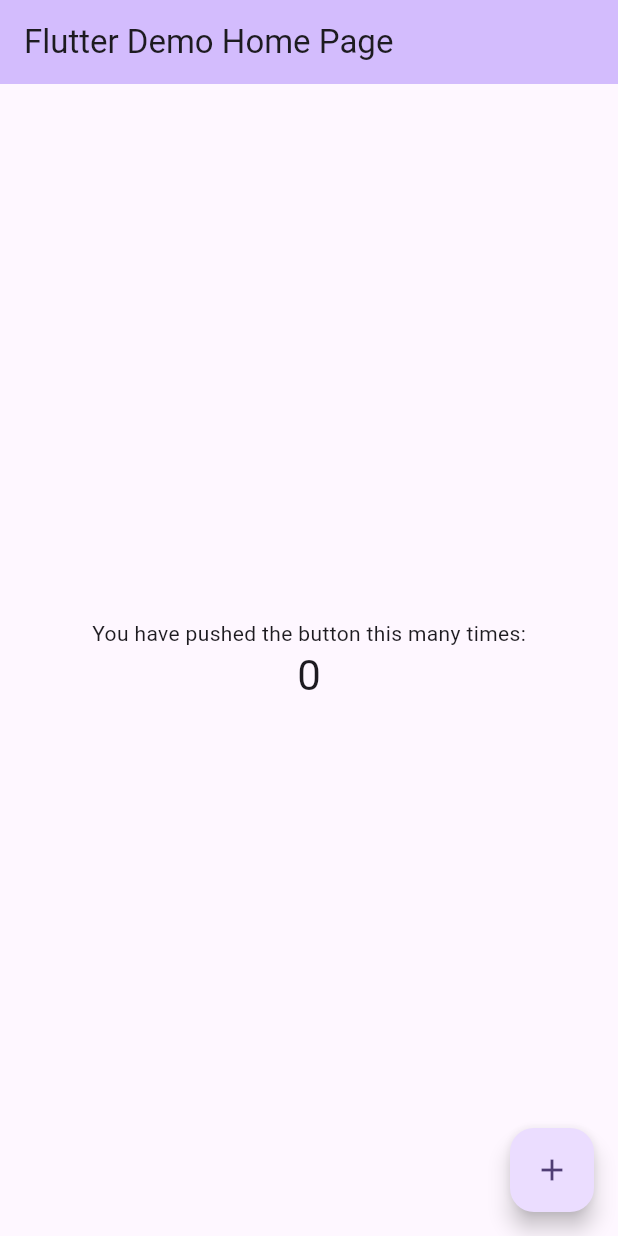
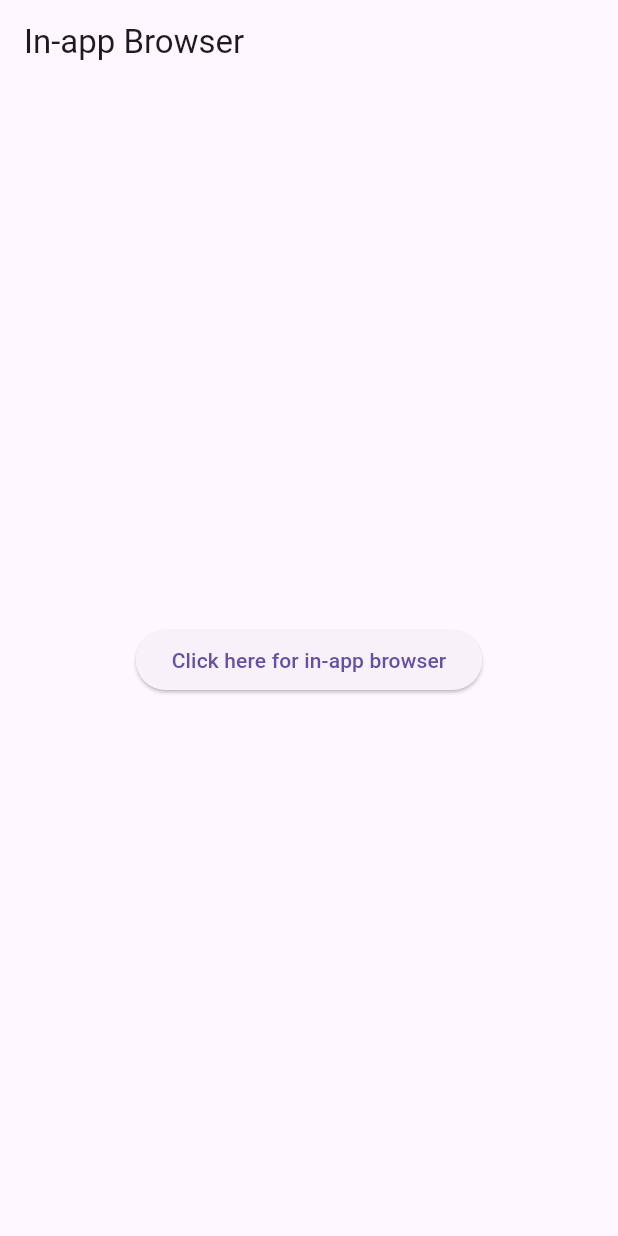
Before and after one commit to KethavarapuSruthi/FlutterPracticeApp, a Flutter app: the screen it shows after launch, on a phone screen of 412 x 824 dp. Run offline on Flutter 3.47's test engine with Material 3 defaults, Android fonts, the phone set to English and light mode, and no system bars.

Commit message:
added browser view code

```diff
--- a/lib/main.dart
+++ b/lib/main.dart
@@ -1,4 +1,5 @@
-import 'package:material_ui/material_ui.dart';
+import 'package:flutter/material.dart';
+import 'package:url_launcher/url_launcher.dart';
 
 void main() {
   runApp(const MyApp());
@@ -7,115 +8,38 @@ void main() {
 class MyApp extends StatelessWidget {
   const MyApp({super.key});
 
-  // This widget is the root of your application.
   @override
   Widget build(BuildContext context) {
-    return MaterialApp(
-      title: 'Flutter Demo',
-      theme: ThemeData(
-        // This is the theme of your application.
-        //
-        // TRY THIS: Try running your application with "flutter run". You'll see
-        // the application has a purple toolbar. Then, without quitting the app,
-        // try changing the seedColor in the colorScheme below to Colors.green
-        // and then invoke "hot reload" (save your changes or press the "hot
-        // reload" button in a Flutter-supported IDE, or press "r" if you used
-        // the command line to start the app).
-        //
-        // Notice that the counter didn't reset back to zero; the application
-        // state is not lost during the reload. To reset the state, use hot
-        // restart instead.
-        //
-        // This works for code too, not just values: Most code changes can be
-        // tested with just a hot reload.
-        colorScheme: .fromSeed(seedColor: Colors.deepPurple),
-      ),
-      home: const MyHomePage(title: 'Flutter Demo Home Page'),
-    );
+    return MaterialApp(home: Homepage());
   }
 }
 
-class MyHomePage extends StatefulWidget {
-  const MyHomePage({super.key, required this.title});
-
-  // This widget is the home page of your application. It is stateful, meaning
-  // that it has a State object (defined below) that contains fields that affect
-  // how it looks.
-
-  // This class is the configuration for the state. It holds the values (in this
-  // case the title) provided by the parent (in this case the App widget) and
-  // used by the build method of the State. Fields in a Widget subclass are
-  // always marked "final".
-
-  final String title;
+class Homepage extends StatefulWidget {
+  const Homepage({super.key});
 
   @override
-  State<MyHomePage> createState() => _MyHomePageState();
+  State<Homepage> createState() => _HomepageState();
 }
 
-class _MyHomePageState extends State<MyHomePage> {
-  int _counter = 0;
+class _HomepageState extends State<Homepage> {
+  Future<void> _openBroswerView() async {
+    final uri = Uri.parse('https://flutter.dev');
+    final opened = await launchUrl(uri, mode: LaunchMode.inAppBrowserView);
 
-  void _incrementCounter() {
-    setState(() {
-      // This call to setState tells the Flutter framework that something has
-      // changed in this State, which causes it to rerun the build method below
-      // so that the display can reflect the updated values. If we changed
-      // _counter without calling setState(), then the build method would not be
-      // called again, and so nothing would appear to happen.
-      _counter++;
-    });
+    if (!opened) {
+      debugPrint("Could not open $uri");
+    }
   }
 
   @override
   Widget build(BuildContext context) {
-    // This method is rerun every time setState is called, for instance as done
-    // by the _incrementCounter method above.
-    //
-    // The Flutter framework has been optimized to make rerunning build methods
-    // fast, so that you can just rebuild anything that needs updating rather
-    // than having to individually change instances of widgets.
     return Scaffold(
-      appBar: AppBar(
-        // TRY THIS: Try changing the color here to a specific color (to
-        // Colors.amber, perhaps?) and trigger a hot reload to see the AppBar
-        // change color while the other colors stay the same.
-        backgroundColor: Theme.of(context).colorScheme.inversePrimary,
-        // Here we take the value from the MyHomePage object that was created by
-        // the App.build method, and use it to set our appbar title.
-        title: Text(widget.title),
-      ),
+      appBar: AppBar(title: Text("In-app Browser")),
       body: Center(
-        // Center is a layout widget. It takes a single child and positions it
-        // in the middle of the parent.
-        child: Column(
-          // Column is also a layout widget. It takes a list of children and
-          // arranges them vertically. By default, it sizes itself to fit its
-          // children horizontally, and tries to be as tall as its parent.
-          //
-          // Column has various properties to control how it sizes itself and
-          // how it positions its children. Here we use mainAxisAlignment to
-          // center the children vertically; the main axis here is the vertical
-          // axis because Columns are vertical (the cross axis would be
-          // horizontal).
-          //
-          // TRY THIS: Invoke "debug painting" (choose the "Toggle Debug Paint"
-          // action in the IDE, or press "p" in the console), to see the
-          // wireframe for each widget.
-          mainAxisAlignment: .center,
-          children: [
-            const Text('You have pushed the button this many times:'),
-            Text(
-              '$_counter',
-              style: Theme.of(context).textTheme.headlineMedium,
-            ),
-          ],
+        child: ElevatedButton(
+          onPressed: _openBroswerView,
+          child: Text("Click here for in-app browser"),
         ),
-      ),
-      floatingActionButton: FloatingActionButton(
-        onPressed: _incrementCounter,
-        tooltip: 'Increment',
-        child: const Icon(Icons.add),
       ),
     );
   }
--- a/pubspec.yaml
+++ b/pubspec.yaml
@@ -19,7 +19,7 @@ publish_to: 'none' # Remove this line if you wish to publish to pub.dev
 version: 1.0.0+1
 
 environment:
-  sdk: ^3.14.0
+  sdk: ^3.13.0
 
 # Dependencies specify other packages that your package needs in order to work.
 # To automatically upgrade your package dependencies to the latest versions
@@ -35,6 +35,7 @@ dependencies:
   # The following adds the Cupertino Icons font to your application.
   # Use with the CupertinoIcons class for iOS style icons.
   cupertino_icons: ^1.0.8
+  url_launcher: ^6.3.3
 
 dev_dependencies:
   flutter_test:
```
Also changed, not shown: pubspec.lock, 5 other files.
